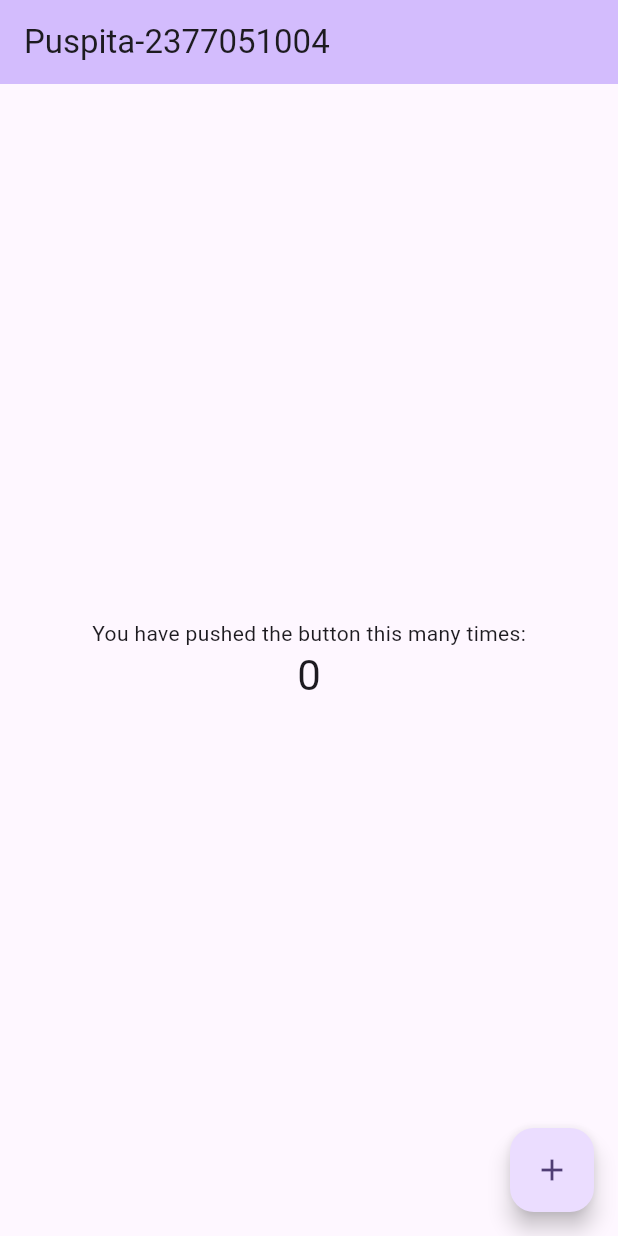
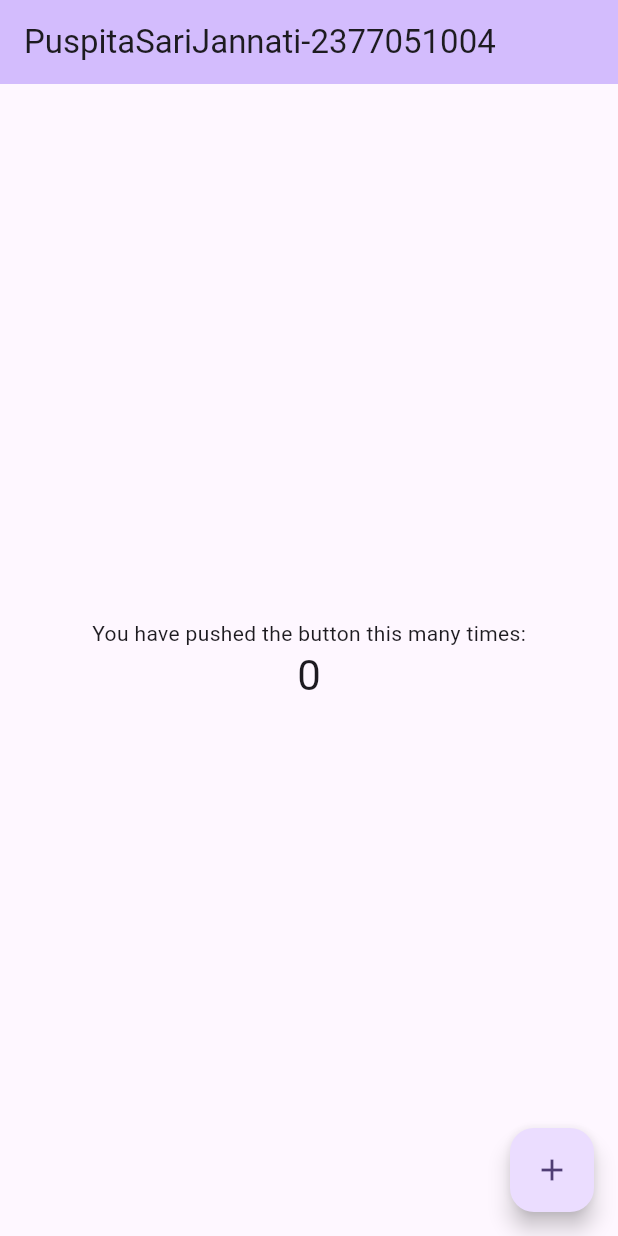
Before and after one commit to puspitajannatisari5/prak-mobilelanjut-2377051004, a Flutter app: the screen it shows after launch, on a phone screen of 412 x 824 dp. Run offline on Flutter 3.47's test engine with Material 3 defaults, Android fonts, the phone set to English and light mode, and no system bars.

Commit message:
pertemuan ke-2

```diff
--- a/lib/main.dart
+++ b/lib/main.dart
@@ -30,7 +30,7 @@ class MyApp extends StatelessWidget {
         // tested with just a hot reload.
         colorScheme: ColorScheme.fromSeed(seedColor: Colors.deepPurple),
       ),
-      home: const MyHomePage(title: 'Puspita-2377051004'),
+      home: const MyHomePage(title: 'PuspitaSariJannati-2377051004'),
     );
   }
 }
```
